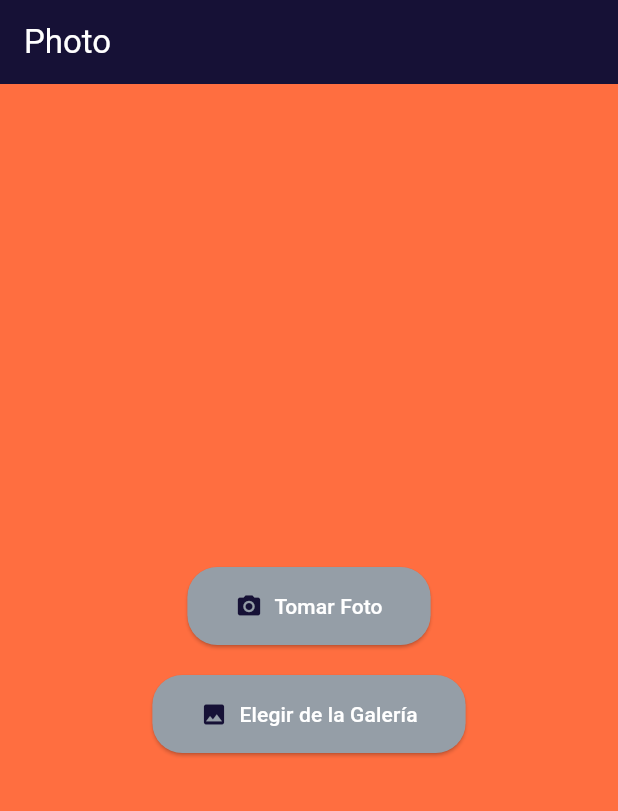
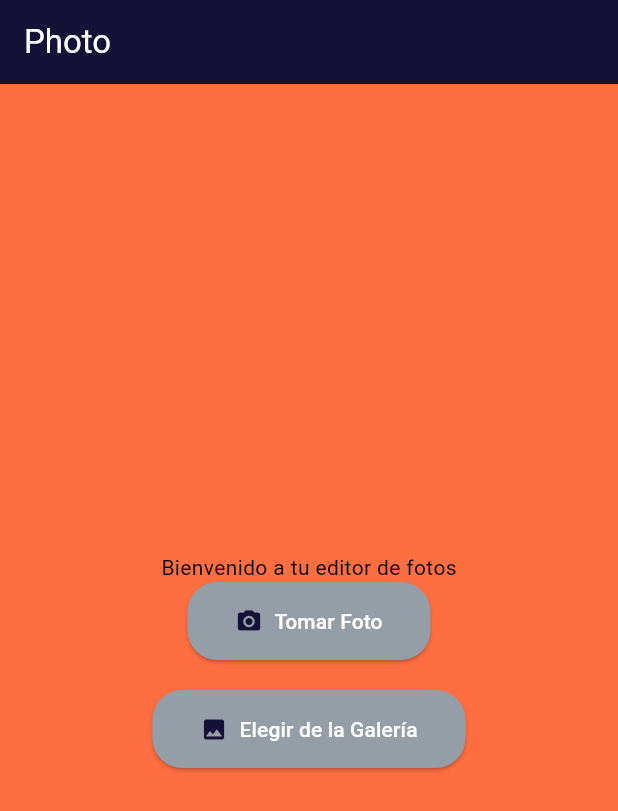
Before and after one commit to Maggiove13/Flutter-photoEditor-app, a Flutter app: the screen it shows after launch, on a phone screen of 412 x 824 dp. Shown: the top 811 px of the screen. Run offline on Flutter 3.47's test engine with Material 3 defaults, Android fonts, the phone set to English and light mode, and no system bars; our stand-ins replace image_picker.

Commit message:
add organization

```diff
--- a/lib/screens/welcome.dart
+++ b/lib/screens/welcome.dart
@@ -41,14 +41,12 @@ class _WelcomeScreenState extends State<WelcomeScreen> {
         ),
         backgroundColor: Theme.of(context).colorScheme.primary,
       ),
-      backgroundColor:
-          Theme.of(
-            context,
-          ).colorScheme.secondary, // Cambia esto al color que prefieras
+      backgroundColor: Theme.of(context).colorScheme.secondary,
       body: Center(
         child: Column(
           mainAxisAlignment: MainAxisAlignment.center,
           children: [
+            Text('Bienvenido a tu editor de fotos'),
             ElevatedButton.icon(
               icon: Icon(
                 Icons.camera_alt,
```
